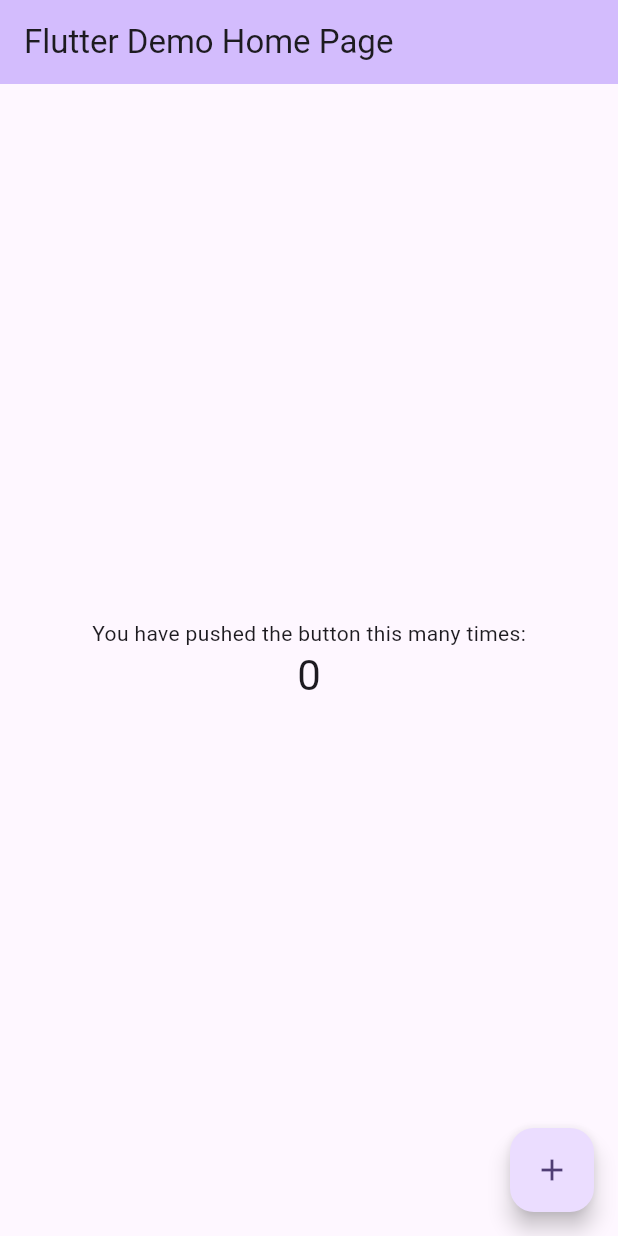
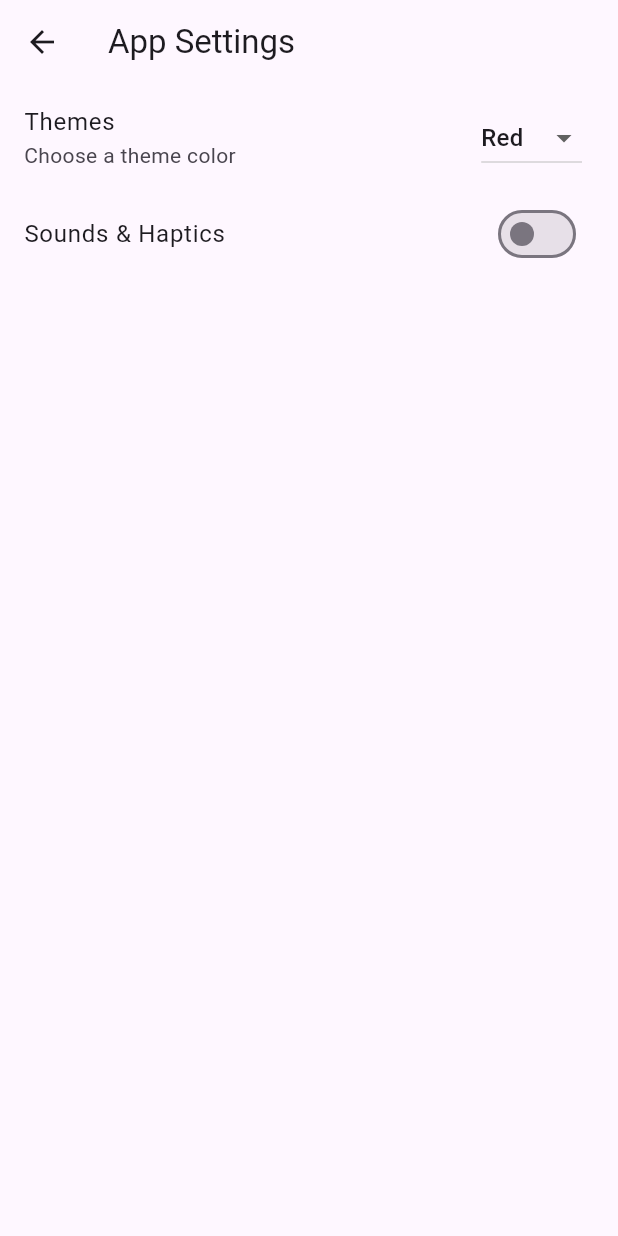
Before and after one commit to SalilMonga/cheesecakeFactory, a Flutter app: the screen it shows after launch, on a phone screen of 412 x 824 dp. Run offline on Flutter 3.47's test engine with Material 3 defaults, Android fonts, the phone set to English and light mode, and no system bars.

Commit message:
first commit

```diff
--- a/cheesecakefactory/lib/main.dart
+++ b/cheesecakefactory/lib/main.dart
@@ -1,3 +1,4 @@
+import 'package:cheesecakefactory/settings.dart';
 import 'package:flutter/material.dart';
 
 void main() {
@@ -31,7 +32,8 @@ class MyApp extends StatelessWidget {
         colorScheme: ColorScheme.fromSeed(seedColor: Colors.deepPurple),
         useMaterial3: true,
       ),
-      home: const MyHomePage(title: 'Flutter Demo Home Page'),
+      // home: const MyHomePage(title: 'Flutter Demo Home Page'),
+      home: settings(),
     );
   }
 }
--- /dev/null
+++ b/cheesecakefactory/lib/settings.dart
@@ -0,0 +1,57 @@
+import 'package:flutter/material.dart';
+
+class settings extends StatefulWidget {
+  @override
+  _SettingsState createState() => _SettingsState();
+}
+
+class _SettingsState extends State<settings> {
+  bool _soundsAndHaptics = false;
+  String _selectedTheme = 'Red';
+
+  @override
+  Widget build(BuildContext context) {
+    return Scaffold(
+      appBar: AppBar(
+        title: Text('App Settings'),
+        leading: IconButton(
+          icon: Icon(Icons.arrow_back),
+          onPressed: () {
+            // Add your onPressed code here!
+          },
+        ),
+      ),
+      body: ListView(
+        children: [
+          ListTile(
+            title: Text('Themes'),
+            subtitle: Text('Choose a theme color'),
+            trailing: DropdownButton<String>(
+              value: _selectedTheme,
+              items: ['Red', 'Green', 'Blue'].map((String value) {
+                return DropdownMenuItem<String>(
+                  value: value,
+                  child: Text(value),
+                );
+              }).toList(),
+              onChanged: (String? newValue) {
+                setState(() {
+                  _selectedTheme = newValue!;
+                });
+              },
+            ),
+          ),
+          SwitchListTile(
+            title: Text('Sounds & Haptics'),
+            value: _soundsAndHaptics,
+            onChanged: (bool value) {
+              setState(() {
+                _soundsAndHaptics = value;
+              });
+            },
+          ),
+        ],
+      ),
+    );
+  }
+}
```
Also changed, not shown: cheesecakefactory/pubspec.lock, 125 other files.
